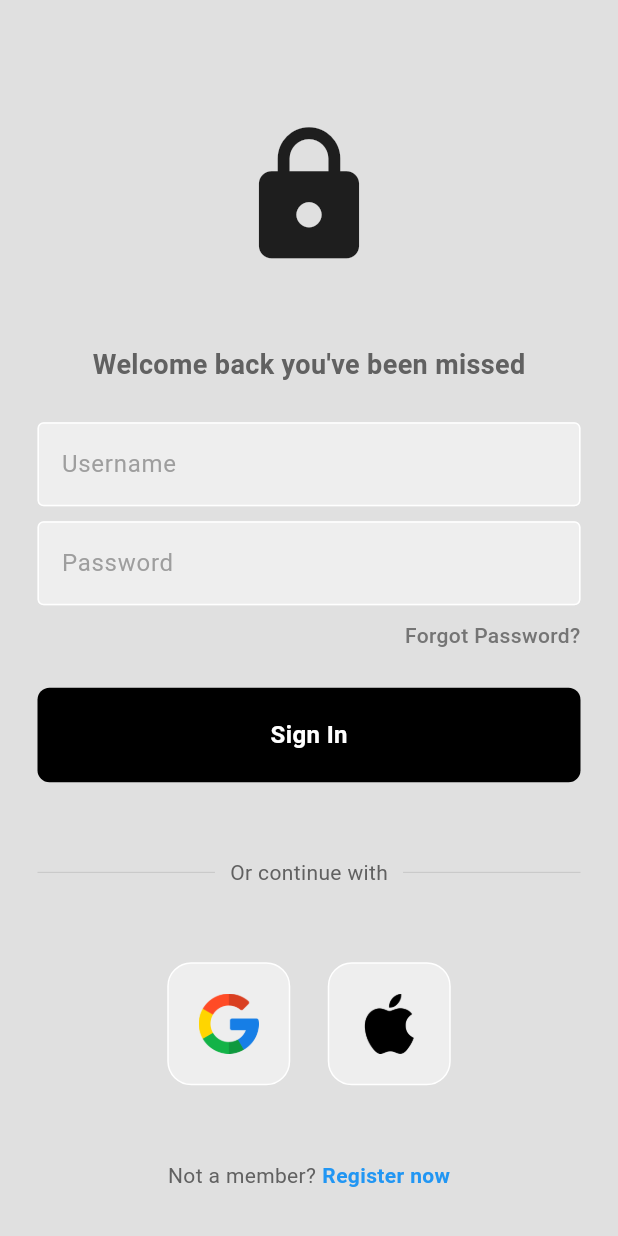
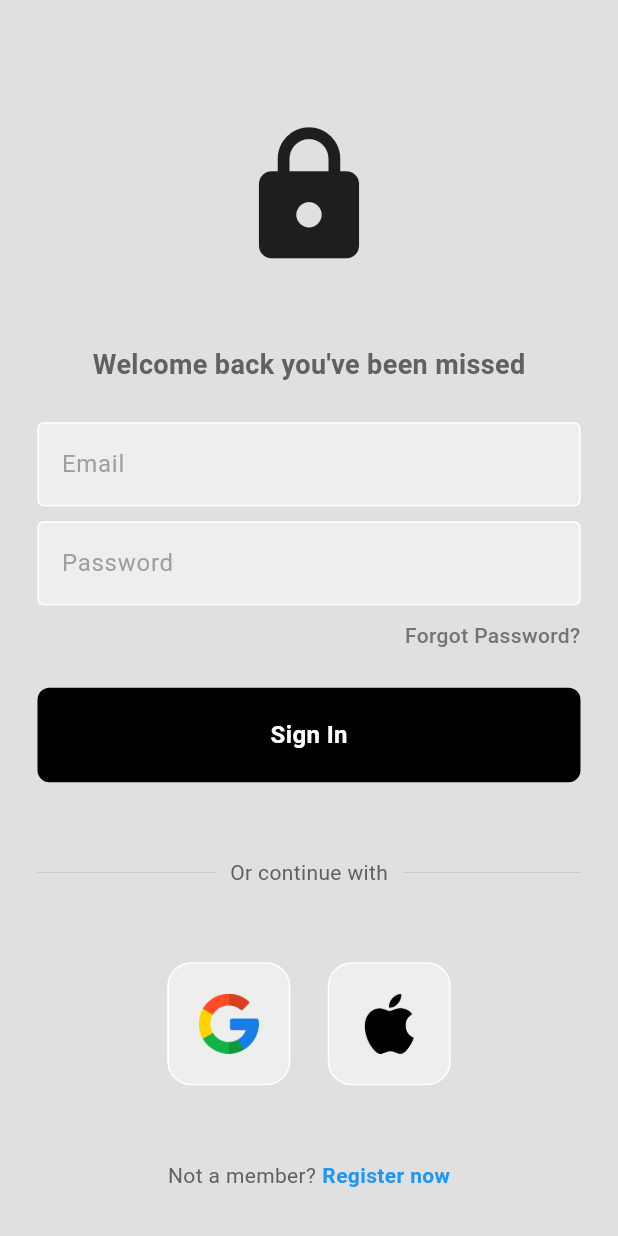
Before and after one commit to Rayane300402/flutter-firebase-auth-tutorial, a Flutter app: the screen it shows after launch, after a tap on "Sign In", on a phone screen of 412 x 824 dp. Run offline on Flutter 3.47's test engine with Material 3 defaults, Android fonts, the phone set to English and light mode, and no system bars; our stand-ins replace firebase_auth, firebase_core; accounts and stored records are empty; network calls fail.

Commit message:
auth completed

```diff
--- a/lib/main.dart
+++ b/lib/main.dart
@@ -1,3 +1,4 @@
+import 'package:auth/pages/auth_page.dart';
 import 'package:auth/pages/login_page.dart';
 import 'package:flutter/material.dart';
 import 'package:firebase_core/firebase_core.dart';
@@ -5,7 +6,9 @@ import 'firebase_options.dart';
 
 void main() async {
   WidgetsFlutterBinding.ensureInitialized();
-  await Firebase.initializeApp(options: DefaultFirebaseOptions.currentPlatform);
+  await Firebase.initializeApp(
+    options: DefaultFirebaseOptions.currentPlatform,
+  );
   runApp(const MyApp());
 }
 
@@ -14,6 +17,6 @@ class MyApp extends StatelessWidget {
 
   @override
   Widget build(BuildContext context) {
-    return MaterialApp(debugShowCheckedModeBanner: false, home: LoginPage());
+    return MaterialApp(debugShowCheckedModeBanner: false, home: AuthPage());
   }
 }
--- /dev/null
+++ b/lib/pages/auth_page.dart
@@ -0,0 +1,25 @@
+import 'package:auth/pages/home%20_page.dart';
+import 'package:auth/pages/login_page.dart';
+import 'package:firebase_auth/firebase_auth.dart';
+import 'package:flutter/material.dart';
+
+class AuthPage extends StatelessWidget {
+  const AuthPage({super.key});
+
+  @override
+  Widget build(BuildContext context) {
+    return Scaffold(
+      body: StreamBuilder<User?>(
+        stream: FirebaseAuth.instance.authStateChanges(),
+        builder: (context, snapshot){
+          if(snapshot.hasData){
+            return HomePage();
+          }
+          else {
+            return LoginPage();
+          }
+        },
+      )
+    );
+  }
+}
--- a/lib/pages/login_page.dart
+++ b/lib/pages/login_page.dart
@@ -1,19 +1,30 @@
 import 'package:auth/components/customButton.dart';
 import 'package:auth/components/myTextField.dart';
 import 'package:auth/components/square_tile.dart';
+import 'package:firebase_auth/firebase_auth.dart';
 import 'package:flutter/material.dart';
 
 class LoginPage extends StatelessWidget {
   LoginPage({super.key});
 
-  // textcontroller for username and password
-  final TextEditingController usernameController = TextEditingController();
+  // textcontroller for email and password
+  final TextEditingController emailController = TextEditingController();
   final TextEditingController passwordController = TextEditingController();
 
   // user sign in function
-  void signIn() {
-    // Implement sign in logic here
+  void signIn() async {
+    try {
+      await FirebaseAuth.instance.signInWithEmailAndPassword(
+        email: emailController.text.trim(),
+        password: passwordController.text,
+      );
+    } on FirebaseAuthException catch (e) {
+      debugPrint('Auth error: ${e.code} – ${e.message}');
+    } catch (e, st) {
+      debugPrint('Unexpected: $e\n$st');
+    }
   }
+
 
   @override
   Widget build(BuildContext context) {
@@ -42,16 +53,16 @@ class LoginPage extends StatelessWidget {
 
               const SizedBox(height: 25),
 
-              // text fields for username
+              // text field for email
               CustomTextField(
-                hintText: 'Username',
-                controller: usernameController,
+                hintText: 'Email',
+                controller: emailController,
                 obscureText: false,
               ),
 
               const SizedBox(height: 10),
 
-              // textfield for pasrd
+              // textfield for pswrd
               CustomTextField(
                 hintText: 'Password',
                 controller: passwordController,
--- a/pubspec.yaml
+++ b/pubspec.yaml
@@ -34,7 +34,8 @@ dependencies:
   # The following adds the Cupertino Icons font to your application.
   # Use with the CupertinoIcons class for iOS style icons.
   cupertino_icons: ^1.0.8
-  firebase_core: ^3.15.1
+  firebase_core: ^4.1.0
+  firebase_auth: ^6.0.2
 
 dev_dependencies:
   flutter_test:
```
Also changed, not shown: lib/pages/home _page.dart (added, +32 -0 lines), lib/firebase_options.dart, pubspec.lock, 4 other files.
